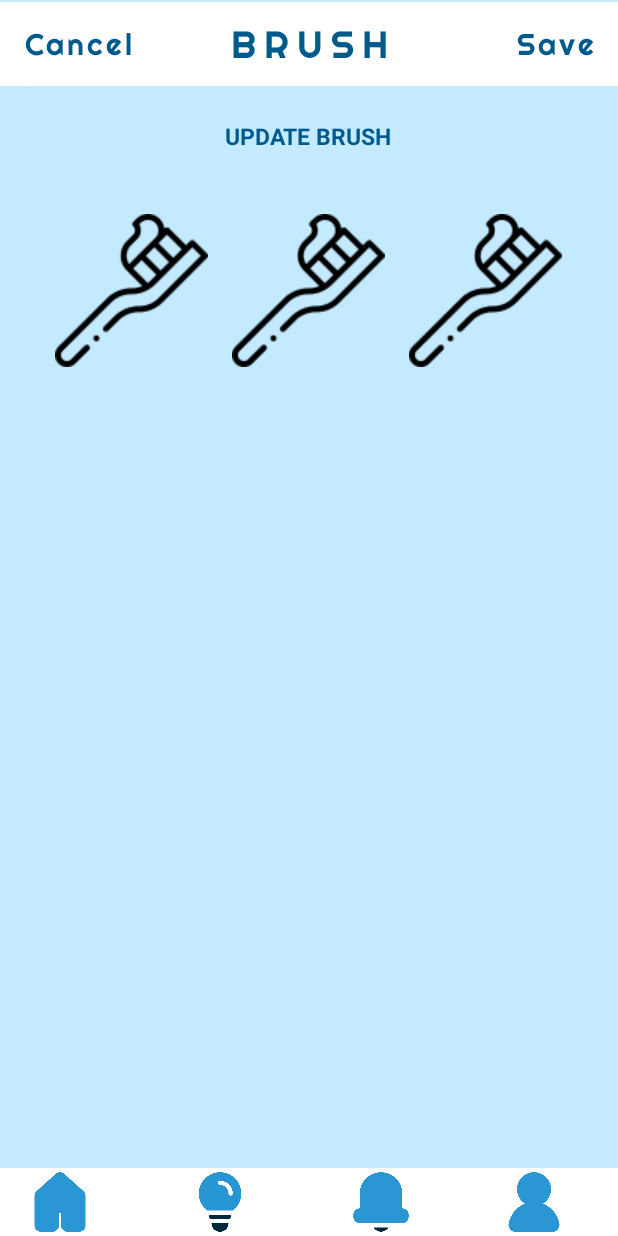
After one commit to cxymx17/MOBDEVE-MCO3, an Android app: the UpdateBrushActivity screen opened directly, with no data from a screen before it, on a phone screen of 412 x 824 dp. The commit adds this screen. Run offline under Robolectric (Android 15) with nearby library versions, the phone set to English and light mode, and no system bars; Roboto replaces fonts that are not available here.

Commit message:
Initial commit

```diff
--- a/app/src/main/AndroidManifest.xml
+++ b/app/src/main/AndroidManifest.xml
@@ -44,6 +44,10 @@
             android:name=".activity.UpdateSleepActivity"
             android:exported="true">
         </activity>
+        <activity
+            android:name=".activity.UpdateBrushActivity"
+            android:exported="true">
+        </activity>
 
         <meta-data
             android:name="preloaded_fonts"
--- /dev/null
+++ b/app/src/main/java/com/mobdeve/s11/lignes/cymbeline/mco3/activity/UpdateBrushActivity.java
@@ -0,0 +1,158 @@
+package com.mobdeve.s11.lignes.cymbeline.mco3.activity;
+
+import android.content.SharedPreferences;
+import android.os.Bundle;
+import android.view.View;
+import android.widget.ImageView;
+import android.widget.TextView;
+import android.widget.Toast;
+
+import androidx.appcompat.app.AppCompatActivity;
+
+import com.mobdeve.s11.lignes.cymbeline.mco3.R;
+import com.mobdeve.s11.lignes.cymbeline.mco3.database.DatabaseHelper;
+import com.mobdeve.s11.lignes.cymbeline.mco3.navbar.BottomNavbarHelper;
+
+import java.text.DateFormat;
+import java.util.Date;
+
+public class UpdateBrushActivity extends AppCompatActivity {
+
+    private DatabaseHelper databaseHelper;
+    private int brushCount = 0;
+    private boolean[] brushFilled = {false, false, false}; // Array to track whether each brush is filled
+    private SharedPreferences sharedPreferences;
+
+    @Override
+    protected void onCreate(Bundle savedInstanceState) {
+        super.onCreate(savedInstanceState);
+        setContentView(R.layout.update_brush);
+        BottomNavbarHelper.setProfileIconClickListener(this);
+        // Set the text for the top navigation bar
+        TextView textView = findViewById(R.id.textView);
+        textView.setText("BRUSH");
+
+        // Initialize database helper
+        databaseHelper = new DatabaseHelper(this);
+        // Initialize SharedPreferences
+        sharedPreferences = getSharedPreferences("BrushPreferences", MODE_PRIVATE);
+
+        // Find the views for brushes
+        ImageView brush1 = findViewById(R.id.brush1);
+        ImageView brush2 = findViewById(R.id.brush2);
+        ImageView brush3 = findViewById(R.id.brush3);
+
+        // Load the state of brushes from SharedPreferences
+        loadBrushState();
+
+        // Set OnClickListener for brush1
+        brush1.setOnClickListener(new View.OnClickListener() {
+            @Override
+            public void onClick(View v) {
+                toggleBrush(0, brush1);
+            }
+        });
+
+        // Set OnClickListener for brush2
+        brush2.setOnClickListener(new View.OnClickListener() {
+            @Override
+            public void onClick(View v) {
+                toggleBrush(1, brush2);
+            }
+        });
+
+        // Set OnClickListener for brush3
+        brush3.setOnClickListener(new View.OnClickListener() {
+            @Override
+            public void onClick(View v) {
+                toggleBrush(2, brush3);
+            }
+        });
+
+        // Set OnClickListener for the Save button in the top navigation bar
+        findViewById(R.id.tvSave).setOnClickListener(new View.OnClickListener() {
+            @Override
+            public void onClick(View v) {
+                saveBrushCount();
+            }
+        });
+    }
+
+    private void toggleBrush(int index, ImageView brush) {
+        if (brushFilled[index]) {
+            brush.setImageResource(R.drawable.original_brush);
+            brushFilled[index] = false;
+            decrementBrushCount();
+        } else {
+            brush.setImageResource(R.drawable.filled_brush);
+            brushFilled[index] = true;
+            incrementBrushCount();
+        }
+    }
+
+    private void incrementBrushCount() {
+        brushCount++;
+        if (brushCount > 3) {
+            brushCount = 3;
+        }
+        Toast.makeText(UpdateBrushActivity.this, "Brush Count: " + brushCount, Toast.LENGTH_SHORT).show();
+    }
+
+    private void decrementBrushCount() {
+        brushCount--;
+        if (brushCount < 0) {
+            brushCount = 0;
+        }
+        Toast.makeText(UpdateBrushActivity.this, "Brush Count: " + brushCount, Toast.LENGTH_SHORT).show();
+    }
+
+    private void saveBrushCount() {
+        // Get the current date
+        String currentDate = getCurrentDate();
+
+        // Save brush count to the database
+        boolean success = databaseHelper.updateOrInsertBrushCount(currentDate, brushCount);
+
+        if (success) {
+            Toast.makeText(this, "Brush count saved successfully", Toast.LENGTH_SHORT).show();
+            // Save brush state to SharedPreferences when the save button is clicked
+            SharedPreferences.Editor editor = sharedPreferences.edit();
+            editor.putInt("brushCount", brushCount);
+            for (int i = 0; i < brushFilled.length; i++) {
+                editor.putBoolean("brush" + i, brushFilled[i]);
+            }
+            editor.apply();
+        } else {
+            Toast.makeText(this, "Failed to save brush count", Toast.LENGTH_SHORT).show();
+        }
+    }
+
+    private void loadBrushState() {
+        brushCount = sharedPreferences.getInt("brushCount", 0);
+        for (int i = 0; i < brushFilled.length; i++) {
+            brushFilled[i] = sharedPreferences.getBoolean("brush" + i, false);
+            ImageView brush = null;
+            switch (i) {
+                case 0:
+                    brush = findViewById(R.id.brush1);
+                    break;
+                case 1:
+                    brush = findViewById(R.id.brush2);
+                    break;
+                case 2:
+                    brush = findViewById(R.id.brush3);
+                    break;
+            }
+            if (brushFilled[i]) {
+                brush.setImageResource(R.drawable.filled_brush);
+            } else {
+                brush.setImageResource(R.drawable.original_brush);
+            }
+        }
+    }
+
+    private String getCurrentDate() {
+        // Get the current date
+        return DateFormat.getDateInstance().format(new Date());
+    }
+}
--- a/app/src/main/java/com/mobdeve/s11/lignes/cymbeline/mco3/activity/UpdateSleepActivity.java
+++ b/app/src/main/java/com/mobdeve/s11/lignes/cymbeline/mco3/activity/UpdateSleepActivity.java
@@ -6,6 +6,7 @@ import android.widget.EditText;
 import android.widget.ProgressBar;
 import android.widget.TextView;
 import android.widget.Toast;
+import android.content.SharedPreferences;
 
 import androidx.appcompat.app.AppCompatActivity;
 
@@ -88,6 +89,10 @@ public class UpdateSleepActivity extends AppCompatActivity {
 
 
     private void saveSleepHours() {
+        // Get the current logged-in username
+        SharedPreferences sharedPreferences = getSharedPreferences("user_session", MODE_PRIVATE);
+        String loggedInUsername = sharedPreferences.getString("username", "");
+
         // Get the current date and time
         Calendar calendar = Calendar.getInstance();
         SimpleDateFormat sdfDate = new SimpleDateFormat("MM/dd/yyyy", Locale.getDefault());
--- /dev/null
+++ b/app/src/main/res/drawable/_bg__update__brush0_ek2_shape.xml
@@ -0,0 +1,7 @@
+<?xml version="1.0" encoding="utf-8"?>
+<!-- _bg__update__brush0_ek2 from your XD file. -->
+<shape xmlns:android="http://schemas.android.com/apk/res/android"
+	android:shape="rectangle" >
+	<corners android:radius="15dp" />
+	<solid android:color="@color/_bg__update__brush0_ek2_color" />
+</shape>
--- a/app/src/main/res/layout/dashboard.xml
+++ b/app/src/main/res/layout/dashboard.xml
@@ -187,8 +187,9 @@
 					android:layout_marginTop="95dp"
 					android:indeterminate="false"
 					android:max="100"
-					android:progress="90"
+					android:progress="70"
 					android:rotation="-90"
+					android:scaleY="-1"
 					android:progressDrawable="@drawable/circular_progress_bar"
 					app:layout_constraintStart_toStartOf="parent"
 					app:layout_constraintTop_toTopOf="parent" />
--- /dev/null
+++ b/app/src/main/res/layout/update_brush.xml
@@ -0,0 +1,90 @@
+<?xml version="1.0" encoding="utf-8"?>
+<androidx.constraintlayout.widget.ConstraintLayout
+	xmlns:android="http://schemas.android.com/apk/res/android"
+	xmlns:app="http://schemas.android.com/apk/res-auto"
+	xmlns:tools="http://schemas.android.com/tools"
+	android:layout_width="match_parent"
+	android:layout_height="match_parent"
+	android:background="@color/button_background">
+
+	<include
+		android:id="@+id/top_navbar_save"
+		layout="@layout/top_navbar_save"
+		app:layout_constraintTop_toTopOf="parent" />
+
+	<!-- Bottom navigation bar layout -->
+	<include layout="@layout/bottom_navbar"
+		android:id="@+id/bottom_navbar"
+		app:layout_constraintBottom_toBottomOf="parent"/>
+
+	<!-- Content layout -->
+	<RelativeLayout
+		android:id="@+id/content_container"
+		android:layout_width="match_parent"
+		android:layout_height="0dp"
+		app:layout_constraintTop_toBottomOf="@id/top_navbar_save">
+
+		<!-- HorizontalScrollView for additional content -->
+		<HorizontalScrollView
+			android:layout_width="wrap_content"
+			android:layout_height="wrap_content"
+			android:layout_centerHorizontal="true">
+
+			<RelativeLayout android:id="@+id/page_update__brush0_ek1"
+				android:layout_marginTop="0dp"
+				android:layout_marginStart="0dp"
+				android:layout_width="wrap_content"
+				android:layout_height="wrap_content">
+
+				<View   android:id="@+id/_bg__update__brush0_ek2"
+					android:background="@drawable/_bg__update__brush0_ek2_shape"
+					android:layout_marginStart="0dp"
+					android:layout_marginTop="0dp"
+					android:layout_width="393dp"
+					android:layout_height="700dp" />
+
+
+				<TextView android:id="@+id/update_brush"
+					android:textStyle="bold"
+					android:layout_gravity="center_horizontal|center"
+					android:gravity="center"
+					android:textSize="15sp"
+					android:textColor="@color/update_brush_color"
+					android:layout_marginLeft="122dp"
+					android:layout_marginTop="21dp"
+					android:layout_width="148dp"
+					android:layout_height="24.5dp"
+					android:text="@string/update_brush_string"
+					/>
+
+				<ImageView android:id="@+id/brush1"
+					android:src="@drawable/_image_27"
+					android:contentDescription="_image_27"
+					android:layout_marginStart="27dp"
+					android:layout_marginTop="85dp"
+					android:layout_width="102dp"
+					android:layout_height="102dp" />
+
+
+				<ImageView android:id="@+id/brush2"
+					android:src="@drawable/_image_28"
+					android:contentDescription="_image_28"
+					android:layout_marginStart="145dp"
+					android:layout_marginTop="85dp"
+					android:layout_width="102dp"
+					android:layout_height="102dp" />
+
+				<ImageView android:id="@+id/brush3"
+					android:src="@drawable/_image_29"
+					android:contentDescription="_image_29"
+					android:layout_marginStart="263dp"
+					android:layout_marginTop="85dp"
+					android:layout_width="102dp"
+					android:layout_height="102dp" />
+
+			</RelativeLayout>
+		</HorizontalScrollView>
+
+	</RelativeLayout>
+
+</androidx.constraintlayout.widget.ConstraintLayout>
--- a/app/src/main/res/values/colors.xml
+++ b/app/src/main/res/values/colors.xml
@@ -37,4 +37,10 @@
     <color name="rectangle_26_color">#FFFFFF</color>
     <color name="rectangle_27_color">#005584</color>
     <color name="_6_hrs_color">#000203</color>
+
+    <!-- update__brush0 colors -->
+
+
+    <color name="_bg__update__brush0_ek2_color">#C3EAFF</color>
+    <color name="update_brush_color">#005A8C</color>
 </resources>
--- a/app/src/main/res/values/strings.xml
+++ b/app/src/main/res/values/strings.xml
@@ -32,4 +32,8 @@
     <string name="_6_hrs_string">6 hrs</string>
     <string name="input_hours_of_sleep_string">Input hours of sleep</string>
     <string name="update_sleep_string">UPDATE SLEEP</string>
+
+    <!-- update__brush0 strings -->
+
+    <string name="update_brush_string">UPDATE BRUSH</string>
 </resources>
```
Also changed, not shown: app/src/main/java/com/mobdeve/s11/lignes/cymbeline/mco3/activity/DashboardActivity.java (+13 -1 lines), app/src/main/java/com/mobdeve/s11/lignes/cymbeline/mco3/database/DatabaseHelper.java (+62 -1 lines), app/src/main/res/drawable/_image_27.png (added), app/src/main/res/drawable/_image_28.png (added), app/src/main/res/drawable/_image_29.png (added), app/src/main/res/drawable/filled_brush.png (added), app/src/main/res/drawable/original_brush.png (added).
